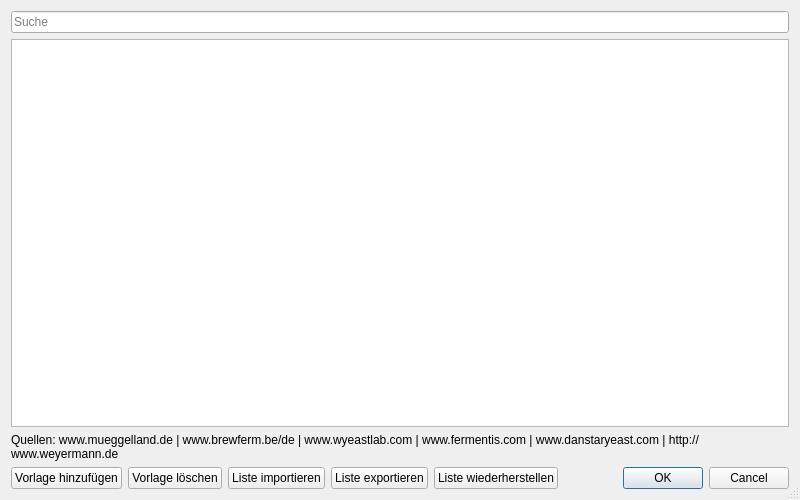
Qt form kleiner-brauhelfer/dialogs/dlgrohstoffvorlage.ui (kleiner-brauhelfer/kleiner-brauhelfer-2) before a commit.
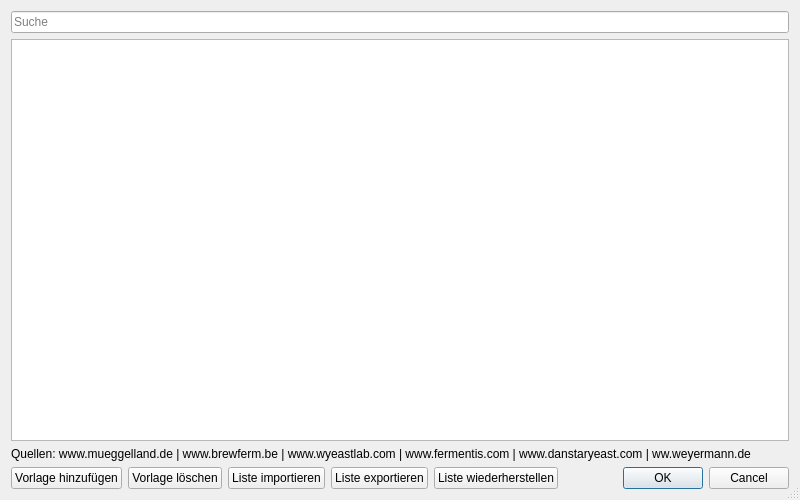
The same form after that commit. Custom widgets are drawn as their Qt base class.

```diff
--- a/kleiner-brauhelfer/dialogs/dlgrohstoffvorlage.ui
+++ b/kleiner-brauhelfer/dialogs/dlgrohstoffvorlage.ui
@@ -58,7 +58,7 @@
    <item>
     <widget class="QLabel" name="label">
      <property name="text">
-      <string>Quellen: www.mueggelland.de | www.brewferm.be/de | www.wyeastlab.com | www.fermentis.com | www.danstaryeast.com | http://www.weyermann.de</string>
+      <string>&lt;html&gt;&lt;head/&gt;&lt;body&gt;&lt;p&gt;Quellen: www.mueggelland.de | www.brewferm.be | www.wyeastlab.com | www.fermentis.com | www.danstaryeast.com | ww.weyermann.de&lt;/p&gt;&lt;/body&gt;&lt;/html&gt;</string>
      </property>
      <property name="wordWrap">
       <bool>true</bool>
```
Left out of the diff: 20 changed lines with no effect on the pictures. Lines whose indentation alone changed are shown as unchanged.
